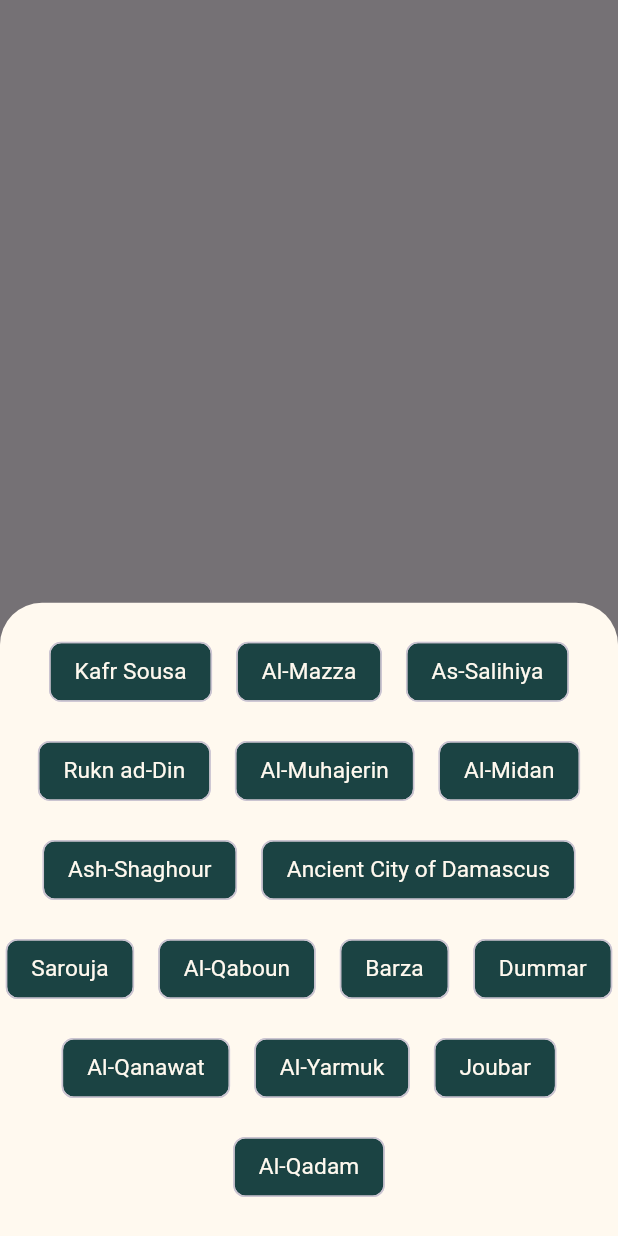
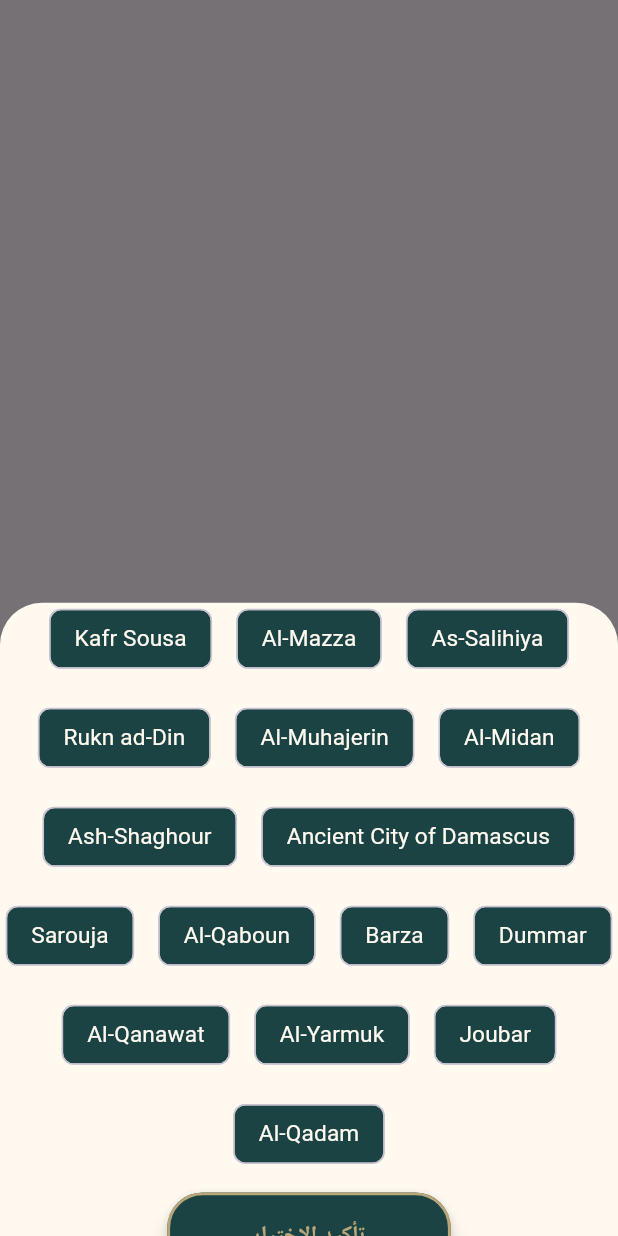
Before and after one commit to mahersmadi1001/ResQ-App, a Flutter app: the UsersPostPage screen opened directly, after a tap on the "tune" icon, on a phone screen of 412 x 824 dp. Run offline on Flutter 3.47's test engine with Material 3 defaults, Android fonts, the light colour scheme and no system bars; our stand-ins replace bloc, dio, equatable, flutter_bloc, flutter_screenutil, get_it and 4 more; accounts and stored records are empty; network calls fail.

Commit message:
post +filter

```diff
--- a/lib/core/widgets/chips_address.dart
+++ b/lib/core/widgets/chips_address.dart
@@ -47,15 +47,16 @@ class _ListAddressState extends State<ListAddress> {
   }
 }
 
-class FilterAddress extends StatefulWidget {
-  FilterAddress({super.key});
-  static String? selectedAddress;
+class FilterAddressPost extends StatefulWidget {
+  const FilterAddressPost({super.key});
+ static  List<String> optiosSelected = [];
   @override
-  State<ListAddress> createState() => _ListAddressState();
+  State<FilterAddressPost> createState() => _FilterAddressPostState();
 }
 
-class _FilterAddress extends State<ListAddress> {
+class _FilterAddressPostState extends State<FilterAddressPost> {
   @override
+
   Widget build(BuildContext context) {
     return Wrap(
       crossAxisAlignment: WrapCrossAlignment.center,
@@ -63,15 +64,17 @@ class _FilterAddress extends State<ListAddress> {
       spacing: 17.w,
       runSpacing: 16.h,
       children: ConstensApp.damascusDistricts.map((district) {
-        return ChoiceChip(
+        return FilterChip(
           label: Text(district),
 
-          selected: ListAddress.selectedAddress == district,
+          selected:FilterAddressPost.optiosSelected.contains(district),
 
           onSelected: (bool selected) {
             setState(() {
               if (selected) {
-                ListAddress.selectedAddress = district;
+                FilterAddressPost.optiosSelected.add(district);
+              } else {
+                FilterAddressPost.optiosSelected.remove(district);
               }
             });
             print(ListAddress.selectedAddress);
@@ -88,5 +91,6 @@ class _FilterAddress extends State<ListAddress> {
         );
       }).toList(),
     );
+    ;
   }
 }
--- a/lib/core/widgets/form_post.dart
+++ b/lib/core/widgets/form_post.dart
@@ -168,7 +168,7 @@ class FormPost extends StatelessWidget {
           Icon(
             Icons.image_not_supported_rounded,
             size: 45.sp,
-            color: ColorsApp.withePro,
+            color: ColorsApp.greenPro,
           ),
           SizedBox(height: 8.h),
           Text(
--- a/lib/service/post_service.dart
+++ b/lib/service/post_service.dart
@@ -13,11 +13,17 @@ class PostService {
   String? newToken;
   CacheService cacheService;
   PostService({required this.cacheService});
-  Future<List<PostModel>?> getAllPost({required int page}) async {
+  Future<List<PostModel>?> getAllPost({
+    required int page,
+    List<String>? filterParamtr,
+  }) async {
     try {
       Response response = await Dio().post(
         "${ApiConstants.baseurl}$postKey/$normalKey?page=$page",
-        data: {},
+        data: {
+          "cities": filterParamtr ?? [],
+          "governorates": [],
+        },
         options: Options(
           headers: {
             'Accept': 'application/json',
--- a/lib/view_model/post_bloc/post_bloc.dart
+++ b/lib/view_model/post_bloc/post_bloc.dart
@@ -13,13 +13,29 @@ class PostBloc extends Bloc<PostEvent, PostState> {
   PostService postService;
   PostBloc({required this.postService}) : super(PostState()) {
     on<GetAllPost>((event, emit) async {
-      if (!state.hasReachedMax) {
+      bool isNewFilter = event.filterParamtr != null;
+
+      if (isNewFilter || event.isRefresh) {
+        // Reset pagination when new filter is applied or refreshing
+        emit(PostState(
+          posts: const [],
+          postStatus: PostStatus.loading,
+          currentPage: 1,
+          hasReachedMax: false,
+          errorMessage: null,
+          filterParamtr: isNewFilter ? event.filterParamtr : state.filterParamtr,
+        ));
+      } else {
+        if (state.hasReachedMax) return;
         emit(
           state.copyWith(postStatus: PostStatus.loading, errorMessage: null),
         );
+      }
+
       try {
         List<PostModel>? result = await postService.getAllPost(
           page: state.currentPage,
+          filterParamtr: state.filterParamtr,
         );
         if (result != null) {
           emit(
@@ -54,7 +70,6 @@ class PostBloc extends Bloc<PostEvent, PostState> {
           ),
         );
       }
-      }
     });
   }
 }
--- a/lib/view_model/post_bloc/post_event.dart
+++ b/lib/view_model/post_bloc/post_event.dart
@@ -4,7 +4,15 @@ sealed class PostEvent extends Equatable {
   const PostEvent();
 
   @override
-  List<Object> get props => [];
+  List<Object?> get props => [];
 }
 
-final class GetAllPost extends PostEvent {}
+final class GetAllPost extends PostEvent {
+  final List<String>? filterParamtr;
+  final bool isRefresh;
+
+  @override
+  List<Object?> get props => [filterParamtr, isRefresh];
+
+  GetAllPost({this.filterParamtr, this.isRefresh = false});
+}
--- a/lib/view_model/post_bloc/post_state.dart
+++ b/lib/view_model/post_bloc/post_state.dart
@@ -9,6 +9,7 @@ class PostState extends Equatable {
   String? errorMessage;
   bool hasReachedMax;
   int currentPage;
+  List<String>? filterParamtr;
 
   PostState({
     this.posts = const [],
@@ -16,6 +17,7 @@ class PostState extends Equatable {
     this.hasReachedMax = false,
     this.errorMessage,
     this.currentPage = 1,
+    this.filterParamtr,
   });
 
   PostState copyWith({
@@ -24,6 +26,7 @@ class PostState extends Equatable {
     String? errorMessage,
     bool? hasReachedMax,
     int? currentPage,
+    List<String>? filterParamtr,
   }) {
     return PostState(
       posts: posts ?? this.posts,
@@ -31,10 +34,11 @@ class PostState extends Equatable {
       errorMessage: errorMessage ?? this.errorMessage,
       hasReachedMax: hasReachedMax ?? this.hasReachedMax,
       currentPage: currentPage ?? this.currentPage,
+      filterParamtr: filterParamtr ?? this.filterParamtr,
     );
   }
 
   @override
   List<Object?> get props =>
-      [posts, postStatus, errorMessage, hasReachedMax, currentPage];
+      [posts, postStatus, errorMessage, hasReachedMax, currentPage, filterParamtr];
 }
--- a/lib/viwe/post/users_post_page.dart
+++ b/lib/viwe/post/users_post_page.dart
@@ -104,13 +104,46 @@ class _UsersPostPageState extends State<UsersPostPage> {
         ),
         onPressed: () {
           showModalBottomSheet(
-            isDismissible: true,
+            isDismissible: false,
             backgroundColor: ColorsApp.withePro,
             context: context,
             builder: (context) {
               return SizedBox(
                 height: 375.h,
-                child: Center(child: ListAddress()),
+                child: Column(
+                  mainAxisAlignment: MainAxisAlignment.center,
+                  children: [
+                    Center(child: FilterAddressPost()),
+                    SizedBox(height: 15),
+                    MaterialButton(
+                      onPressed: () {
+                        context.read<PostBloc>().add(
+                          GetAllPost(
+                            filterParamtr: FilterAddressPost.optiosSelected,
+                          ),
+                        );
+
+                        Navigator.pop(context);
+                      },
+                      color: ColorsApp.greenPro,
+                      elevation: 5,
+                      shape: RoundedRectangleBorder(
+                        borderRadius: BorderRadius.circular(25.r),
+                        side: BorderSide(color: ColorsApp.yalwoPro, width: 2.w),
+                      ),
+                      minWidth: 200.w,
+                      height: 50.h,
+                      child: Text(
+                        "تأكيد الاختيار",
+                        style: TextStyle(
+                          color: ColorsApp.yalwoPro,
+                          fontSize: 16.sp,
+                          fontWeight: FontWeight.bold,
+                        ),
+                      ),
+                    ),
+                  ],
+                ),
               );
             },
           );
```
Lines whose indentation alone changed are shown as unchanged.
